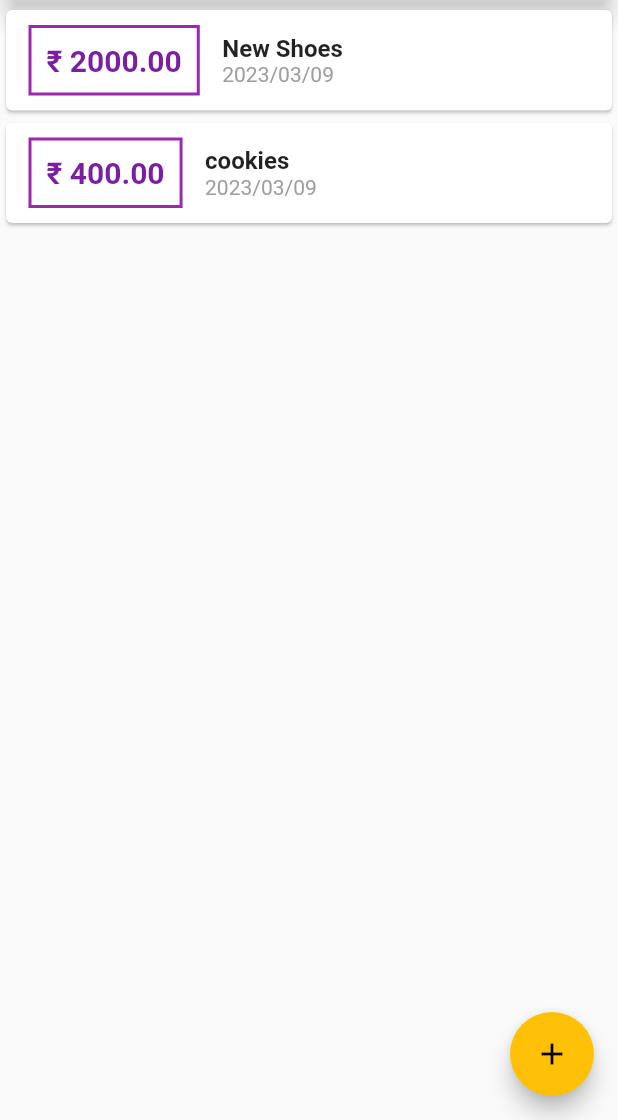
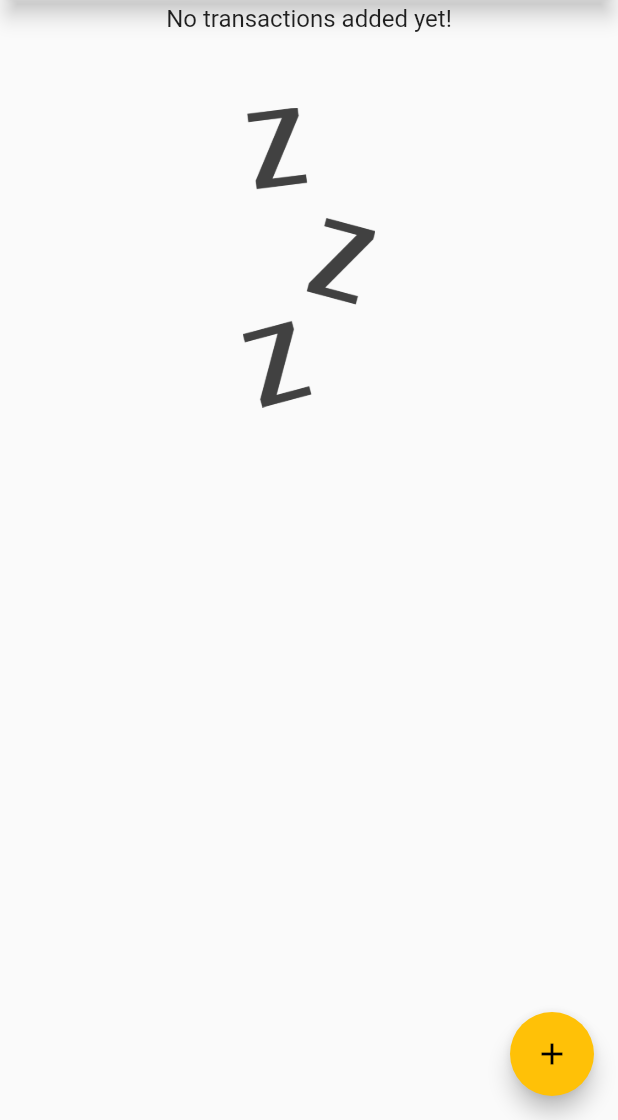
Before and after one commit to YogeshRajgure/ExpenseManager-App, a Flutter app: the screen it shows after launch, on a phone screen of 412 x 824 dp, the part 116-1236 px from its top. Run offline on Flutter 3.47's test engine with Material 2 defaults, Android fonts, the phone set to English and light mode, and no system bars; Roboto replaces fonts that are missing (Quicksand).

Commit message:
added image for empty tx list

```diff
--- a/lib/main.dart
+++ b/lib/main.dart
@@ -19,7 +19,7 @@ class MyApp extends StatelessWidget {
           primarySwatch: Colors.purple,
           accentColor: Colors.amber,
           fontFamily: 'Quicksand',
-          appBarTheme: AppBarTheme(
+          appBarTheme: const AppBarTheme(
             titleTextStyle: TextStyle(
               fontFamily: 'OpenSans',
               fontSize: 20,
@@ -41,18 +41,18 @@ class _MyHomePageState extends State<MyHomePage> {
   // String? titleInput;
 
   final List<Transaction> _userTransaction = [
-    Transaction(
-      id: 't1',
-      title: 'New Shoes',
-      amount: 2000,
-      date: DateTime.now(),
-    ),
-    Transaction(
-      id: 't2',
-      title: 'cookies',
-      amount: 400,
-      date: DateTime.now(),
-    ),
+    // Transaction(
+    //   id: 't1',
+    //   title: 'New Shoes',
+    //   amount: 2000,
+    //   date: DateTime.now(),
+    // ),
+    // Transaction(
+    //   id: 't2',
+    //   title: 'cookies',
+    //   amount: 400,
+    //   date: DateTime.now(),
+    // ),
   ];
 
   void _addNewTransaction(String txTitle, double txAmount) {
--- a/lib/widgets/transaction_list.dart
+++ b/lib/widgets/transaction_list.dart
@@ -6,7 +6,6 @@ import 'package:intl/intl.dart';
 import '../models/transaction.dart';
 
 class TransactionList extends StatelessWidget {
-
   final List<Transaction> transactions;
 
   TransactionList(this.transactions);
@@ -15,13 +14,31 @@ class TransactionList extends StatelessWidget {
   Widget build(BuildContext context) {
     return Container(
       height: 550,
-      child: ListView.builder(
+      child: transactions.isEmpty
+          ? Column(
+              children: <Widget>[
+                Text(
+                  'No transactions added yet!',
+                  style: Theme.of(context).textTheme.titleMedium,
+                ),
+                const SizedBox(
+                  height: 50,
+                ),
+                Container(
+                    height: 200,
+                    child: Image.asset(
+                      'assets/images/waiting.png',
+                      fit: BoxFit.cover,
+                    ))
+              ],
+            )
+          : ListView.builder(
               itemBuilder: (ctx, index) {
                 return Card(
                   child: Row(
                     children: <Widget>[
                       Container(
-                  margin: EdgeInsets.symmetric(
+                        margin: const EdgeInsets.symmetric(
                           vertical: 10,
                           horizontal: 15,
                         ),
@@ -32,7 +49,7 @@ class TransactionList extends StatelessWidget {
                             width: 2,
                           ),
                         ),
-                  padding: EdgeInsets.all(10),
+                        padding: const EdgeInsets.all(10),
                         child: Text(
                           '\₹ ${transactions[index].amount?.toStringAsFixed(2)}', //tx.amount.toString(),
                           style: TextStyle(
@@ -48,15 +65,15 @@ class TransactionList extends StatelessWidget {
                         children: <Widget>[
                           Text(
                             transactions[index].title as String,
-                      style: TextStyle(
+                            style: const TextStyle(
                               fontSize: 16,
                               fontWeight: FontWeight.bold,
                             ),
                           ),
                           Text(
-                      DateFormat('yyyy/MM/dd')
-                          .format(transactions[index].date as DateTime), //tx.date.toString(),
-                      style: TextStyle(
+                            DateFormat('yyyy/MM/dd').format(transactions[index]
+                                .date as DateTime), //tx.date.toString(),
+                            style: const TextStyle(
                               color: Colors.grey,
                             ),
                           ),
@@ -65,10 +82,8 @@ class TransactionList extends StatelessWidget {
                     ],
                   ),
                 );
-
               },
               itemCount: transactions.length,
-
             ),
     );
   }
--- a/pubspec.yaml
+++ b/pubspec.yaml
@@ -60,7 +60,8 @@ flutter:
   uses-material-design: true
 
   # To add assets to your application, add an assets section, like this:
-  # assets:
+  assets:
+    - assets/images/waiting.png
   #   - images/a_dot_burr.jpeg
   #   - images/a_dot_ham.jpeg
 
```
Also changed, not shown: assets/images/waiting.png (added). Lines whose indentation alone changed are shown as unchanged.
